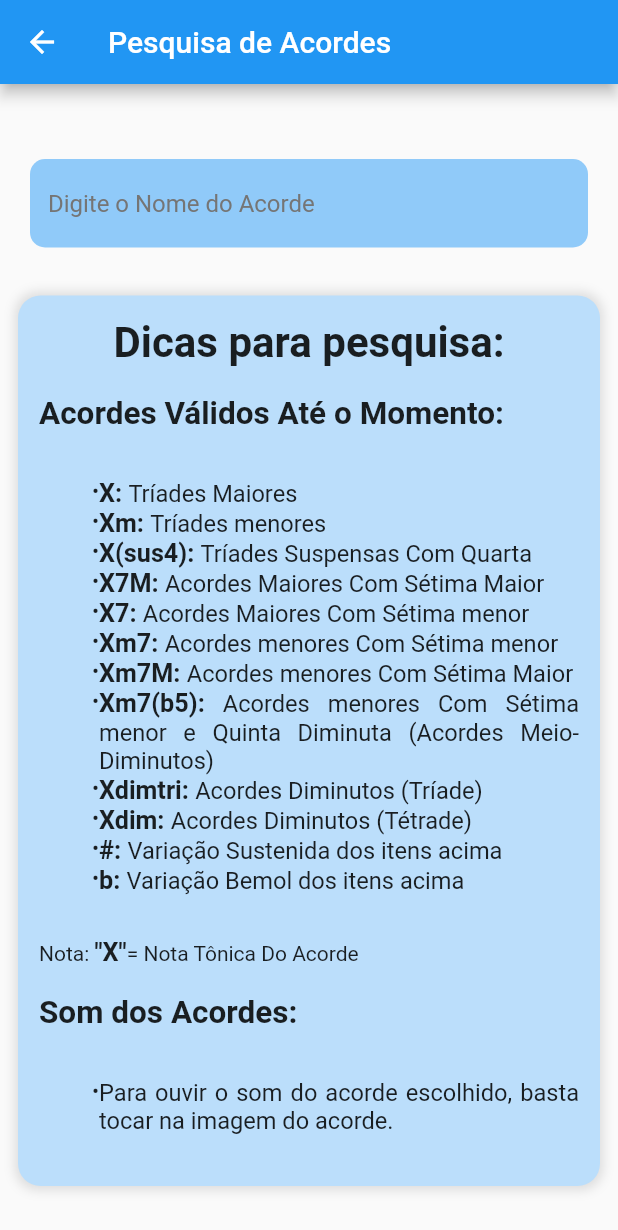
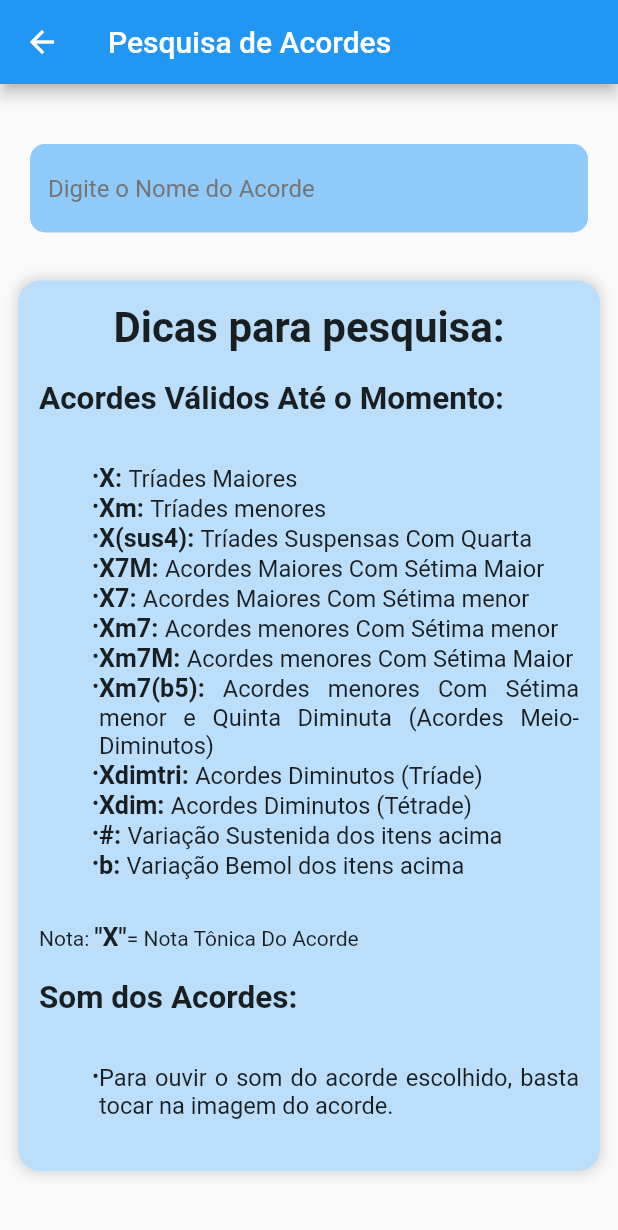
Before and after one commit to douglasadones/piano_chords_app, a Flutter app: the TelaDePesquisa screen opened directly, on a phone screen of 412 x 824 dp. Shown: the top 1230 px of the screen. Run offline on Flutter 3.47's test engine with Material 2 defaults, Android fonts, the phone set to English and light mode, and no system bars; drawn by our look-alikes of flutter_html; our stand-ins replace audioplayers.

Commit message:
ajustando modo landscape

```diff
--- a/lib/telas/tela_de_pesquisa.dart
+++ b/lib/telas/tela_de_pesquisa.dart
@@ -78,7 +78,7 @@ class _TelaDePesquisaState extends State<TelaDePesquisa> {
   Widget build(BuildContext context) {
     return SafeArea(
       child: Scaffold(
-        resizeToAvoidBottomInset: true,
+        // resizeToAvoidBottomInset: true, // ativa o modo landscape quando o keyboard aparece.
         appBar: AppBar(
           title: const Text('Pesquisa de Acordes'),
         ),
@@ -95,7 +95,7 @@ class _TelaDePesquisaState extends State<TelaDePesquisa> {
     return Column(
       children: [
         const SizedBox(
-          height: 30,
+          height: 20,
         ),
         Container(
           padding: const EdgeInsets.all(20.0),
```
